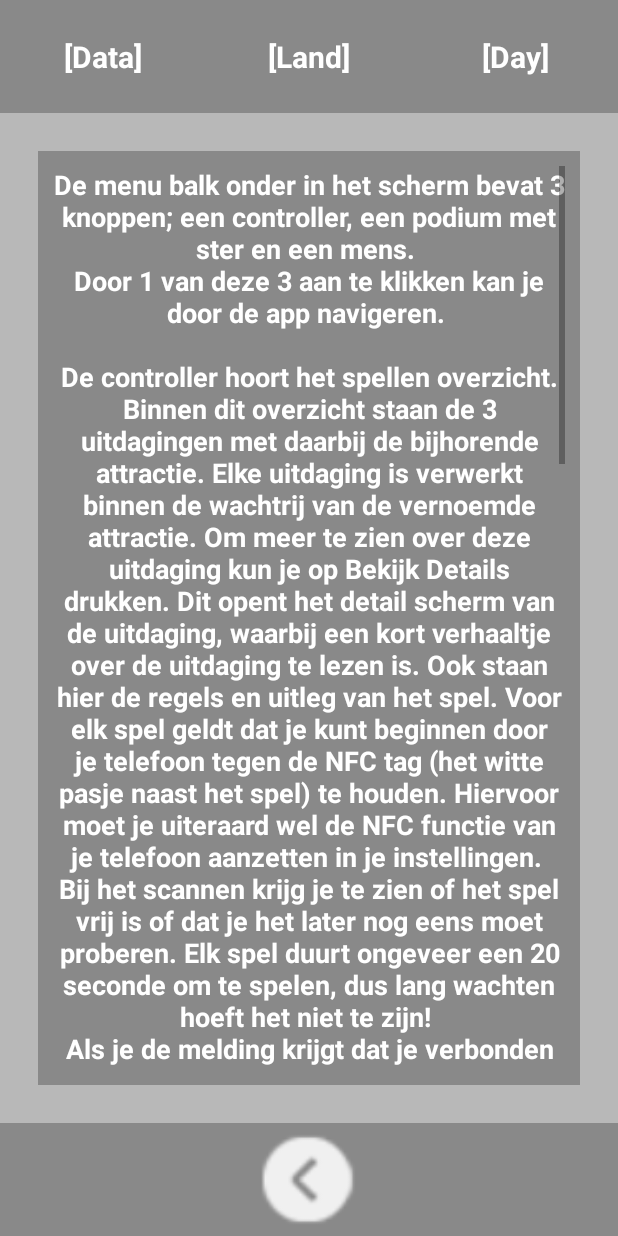
After one commit to LarsingDash/Mobiele-Beleving, an Android app: the HelpActivity screen opened directly, with no data from a screen before it, on a phone screen of 412 x 824 dp. The commit adds this screen. Run offline under Robolectric (Android 15) with nearby library versions, the phone set to English and light mode, and no system bars.

Commit message:
Added Debug buttons

```diff
--- a/app/src/main/AndroidManifest.xml
+++ b/app/src/main/AndroidManifest.xml
@@ -23,7 +23,7 @@
         android:theme="@style/Theme.MobieleBeleving">
 
         <activity
-            android:name=".Activities.HelpPopup"
+            android:name=".Activities.HelpActivity"
             android:theme="@style/Popup" />
         <activity
             android:name=".Activities.LocationPopup"
--- /dev/null
+++ b/app/src/main/java/com/example/mobielebeleving/Activities/HelpActivity.java
@@ -0,0 +1,49 @@
+package com.example.mobielebeleving.Activities;
+
+import android.os.Bundle;
+import android.util.Log;
+import android.view.WindowManager;
+import android.widget.Toast;
+
+import androidx.appcompat.app.AppCompatActivity;
+
+import com.example.mobielebeleving.Data.Land;
+import com.example.mobielebeleving.Data.User.User;
+import com.example.mobielebeleving.MQTT.TopicHandler;
+import com.example.mobielebeleving.R;
+
+public class HelpActivity extends AppCompatActivity {
+
+    @Override
+    protected void onCreate(Bundle savedInstanceState) {
+        super.onCreate(savedInstanceState);
+        setContentView(R.layout.activity_help);
+        getWindow().setFlags(WindowManager.LayoutParams.FLAG_FULLSCREEN, WindowManager.LayoutParams.FLAG_FULLSCREEN);
+
+        int color = User.getLand().getColor();
+
+        findViewById(R.id.infoScroll).setBackgroundColor(color);
+        findViewById(R.id.helpBackButton).setBackgroundColor(color);
+        findViewById(R.id.helpBackButton).setOnClickListener(view -> finish());
+
+
+        findViewById(R.id.debugData).setOnClickListener(view -> {
+            Log.println(Log.DEBUG, "DEBUG", "UserData file deleted: " + MainActivity.getUser().getUserDataFile().delete());
+            Log.println(Log.DEBUG, "DEBUG", "Achievements file deleted: " + MainActivity.getUser().getAchievementsFile().delete());
+            Toast.makeText(this, "Data", Toast.LENGTH_SHORT).show();
+        });
+
+        findViewById(R.id.debugLand).setOnClickListener(view -> {
+            MainActivity.getUser().setLand(new Land("null"));
+            Toast.makeText(this, "Land", Toast.LENGTH_SHORT).show();
+        });
+        findViewById(R.id.debugDay).setOnClickListener(view -> {
+            TopicHandler.dayCycle();
+            MainActivity.getUser().setLand(new Land("null"));
+            MainActivity.getUser().setPoints(0);
+            Toast.makeText(this, "Day", Toast.LENGTH_SHORT).show();
+        });
+
+        findViewById(R.id.helpDebug).setBackgroundColor(color);
+    }
+}
--- /dev/null
+++ b/app/src/main/res/layout/activity_help.xml
@@ -0,0 +1,118 @@
+<?xml version="1.0" encoding="utf-8"?>
+<androidx.constraintlayout.widget.ConstraintLayout xmlns:android="http://schemas.android.com/apk/res/android"
+    xmlns:app="http://schemas.android.com/apk/res-auto"
+    xmlns:tools="http://schemas.android.com/tools"
+    android:id="@+id/helpPopup"
+    android:layout_width="match_parent"
+    android:layout_height="match_parent"
+    android:background="@color/dark_gray">
+
+    <androidx.constraintlayout.widget.ConstraintLayout
+        android:id="@+id/helpDebug"
+        android:layout_width="match_parent"
+        android:layout_height="75dp"
+
+        app:layout_constraintTop_toTopOf="parent"
+        app:layout_constraintStart_toStartOf="parent"
+        app:layout_constraintEnd_toEndOf="parent">
+
+        <TextView
+            android:id="@+id/debugData"
+            android:layout_width="0dp"
+            android:layout_height="match_parent"
+
+            android:text="[Data]"
+            android:gravity="center"
+            android:textAlignment="center"
+            android:textColor="@color/white"
+            android:textStyle="bold"
+            android:textSize="20sp"
+
+            app:layout_constraintTop_toTopOf="parent"
+            app:layout_constraintBottom_toBottomOf="parent"
+            app:layout_constraintStart_toStartOf="parent"
+            app:layout_constraintEnd_toStartOf="@id/debugLand"/>
+
+        <TextView
+            android:id="@+id/debugLand"
+            android:layout_width="0dp"
+            android:layout_height="match_parent"
+
+            android:text="[Land]"
+            android:gravity="center"
+            android:textAlignment="center"
+            android:textColor="@color/white"
+            android:textStyle="bold"
+            android:textSize="20sp"
+
+            app:layout_constraintTop_toTopOf="parent"
+            app:layout_constraintBottom_toBottomOf="parent"
+            app:layout_constraintStart_toEndOf="@id/debugData"
+            app:layout_constraintEnd_toStartOf="@id/debugDay"/>
+
+        <TextView
+            android:id="@+id/debugDay"
+            android:layout_width="0dp"
+            android:layout_height="match_parent"
+
+            android:text="[Day]"
+            android:gravity="center"
+            android:textAlignment="center"
+            android:textColor="@color/white"
+            android:textStyle="bold"
+            android:textSize="20sp"
+
+            app:layout_constraintTop_toTopOf="parent"
+            app:layout_constraintBottom_toBottomOf="parent"
+            app:layout_constraintStart_toEndOf="@id/debugLand"
+            app:layout_constraintEnd_toEndOf="parent"/>
+    </androidx.constraintlayout.widget.ConstraintLayout>
+
+    <ScrollView
+        android:id="@+id/infoScroll"
+        android:layout_width="0dp"
+        android:layout_height="0dp"
+
+        android:padding="10dp"
+        android:layout_margin="25dp"
+
+        app:layout_constraintTop_toBottomOf="@id/helpDebug"
+        app:layout_constraintBottom_toTopOf="@id/helpBackButton"
+        app:layout_constraintStart_toStartOf="parent"
+        app:layout_constraintEnd_toEndOf="parent">
+
+        <TextView
+            android:layout_width="match_parent"
+            android:layout_height="wrap_content"
+
+            android:text="@string/fullInfo"
+            android:textColor="@color/white"
+            android:textStyle="bold"
+            android:textSize="18sp"
+            android:textAlignment="center"/>
+    </ScrollView>
+
+    <androidx.constraintlayout.widget.ConstraintLayout
+        android:id="@+id/helpBackButton"
+        android:layout_width="match_parent"
+        android:layout_height="75dp"
+
+        app:layout_constraintBottom_toBottomOf="parent"
+        app:layout_constraintStart_toStartOf="parent"
+        app:layout_constraintEnd_toEndOf="parent">
+
+        <ImageView
+            android:layout_width="110dp"
+            android:layout_height="match_parent"
+            android:background="@drawable/arrowleft"
+            android:contentDescription="@string/helpbackbutton"
+
+            android:layout_marginTop="5dp"
+            android:layout_marginBottom="5dp"
+
+            app:layout_constraintTop_toTopOf="parent"
+            app:layout_constraintBottom_toBottomOf="parent"
+            app:layout_constraintStart_toStartOf="parent"
+            app:layout_constraintEnd_toEndOf="parent"/>
+    </androidx.constraintlayout.widget.ConstraintLayout>
+</androidx.constraintlayout.widget.ConstraintLayout>
```
Also changed, not shown: app/src/main/java/com/example/mobielebeleving/Activities/HelpPopup.java (deleted, +0 -24 lines), app/src/main/java/com/example/mobielebeleving/Activities/ProfileActivity.java (+1 -10 lines), app/src/main/java/com/example/mobielebeleving/MQTT/TopicHandler.java (+16 -0 lines), app/src/main/res/layout/activity_help_popup.xml (deleted, +0 -57 lines).
